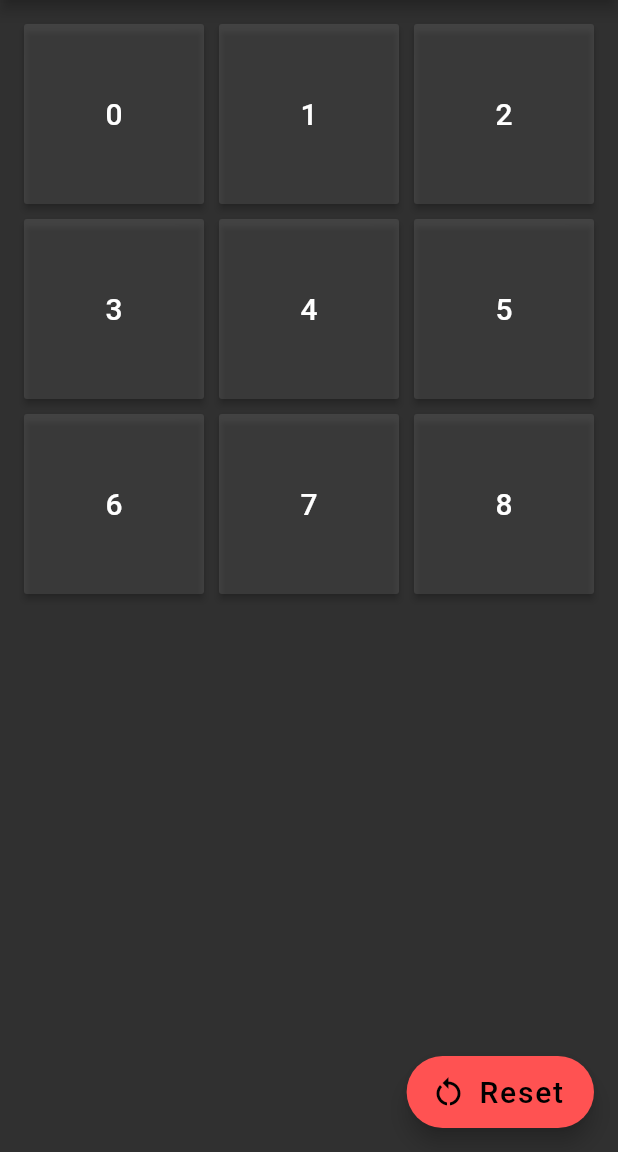
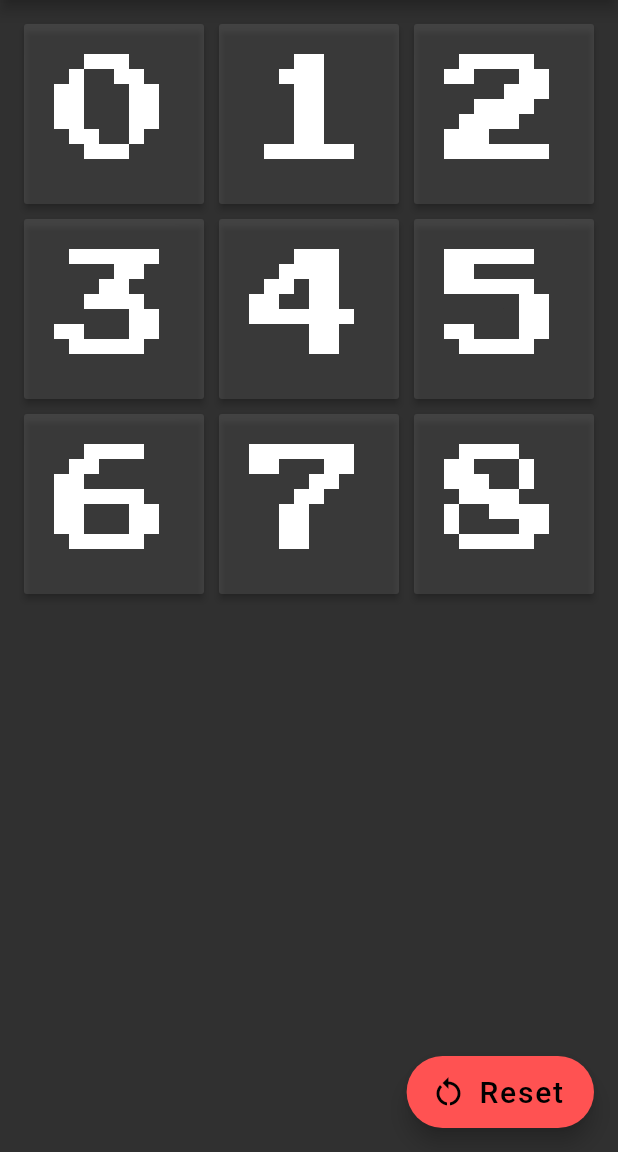
Before and after one commit to joaopaulozorek/jogo-da-velha-flutter, a Flutter app: the screen it shows after launch, on a phone screen of 412 x 824 dp, the part 84-1236 px from its top. Run offline on Flutter 3.47's test engine with Material 2 defaults, Android fonts, the phone set to English and light mode, and no system bars; our stand-ins replace google_fonts.

Commit message:
Adicionei o package google_fonts as dependencias

```diff
--- a/lib/game_button_widget.dart
+++ b/lib/game_button_widget.dart
@@ -1,17 +1,23 @@
 import 'package:flutter/material.dart';
+import 'package:google_fonts/google_fonts.dart';
 
 class GameButtonWidget extends StatelessWidget {
   final int id;
   final String text;
   final Color color;
   final Function onPressed;
+
   const GameButtonWidget({
     Key? key,
     required this.id,
-    required this.text,
     required this.color,
     required this.onPressed,
+    required this.text,
   }) : super(key: key);
+
+  set text(String text) {
+    this.text = text;
+  }
 
   @override
   Widget build(BuildContext context) {
@@ -23,9 +29,8 @@ class GameButtonWidget extends StatelessWidget {
         padding: const EdgeInsets.all(8.0),
         child: Text(
           text,
-          style: TextStyle(
-            color: color,
-            fontSize: 20.0,
+          style: GoogleFonts.pressStart2p(
+            textStyle: TextStyle(fontSize: 80),
           ),
         ),
         onPressed: () => onPressed,
--- a/lib/home_page.dart
+++ b/lib/home_page.dart
@@ -33,7 +33,7 @@ class _HomePageState extends State<HomePage> {
                 itemBuilder: (context, i) => GameButtonWidget(
                       text: '$i',
                       color: Colors.white,
-                      onPressed: () => {},
+                      onPressed: () => {setState(() {})},
                       id: i,
                     )),
           ),
--- a/pubspec.yaml
+++ b/pubspec.yaml
@@ -15,6 +15,7 @@ dependencies:
 
 
   cupertino_icons: ^1.0.2
+  google_fonts: ^2.3.2
 
 dev_dependencies:
   flutter_test:
```
Also changed, not shown: pubspec.lock.
